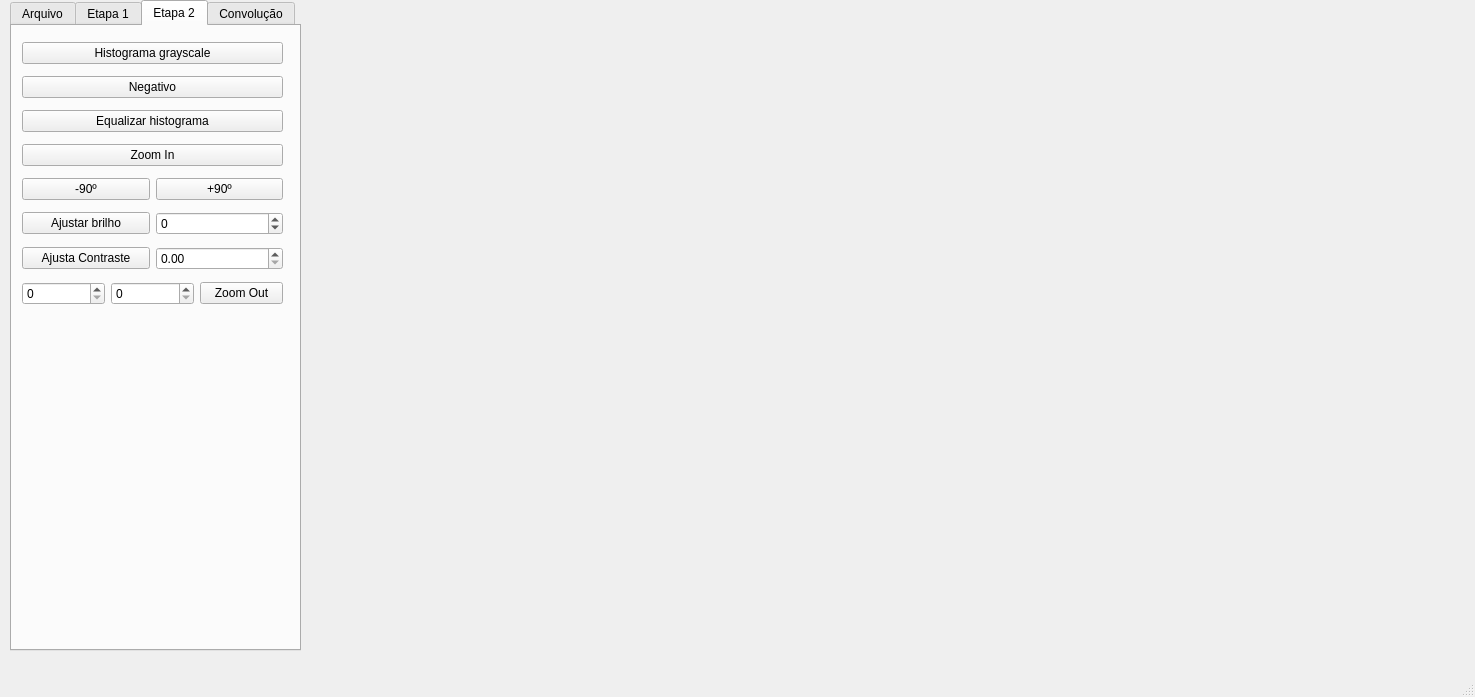
Qt form Photoshop/mainwindow.ui (elPedr0n/Photoshop_FPI) before a commit.
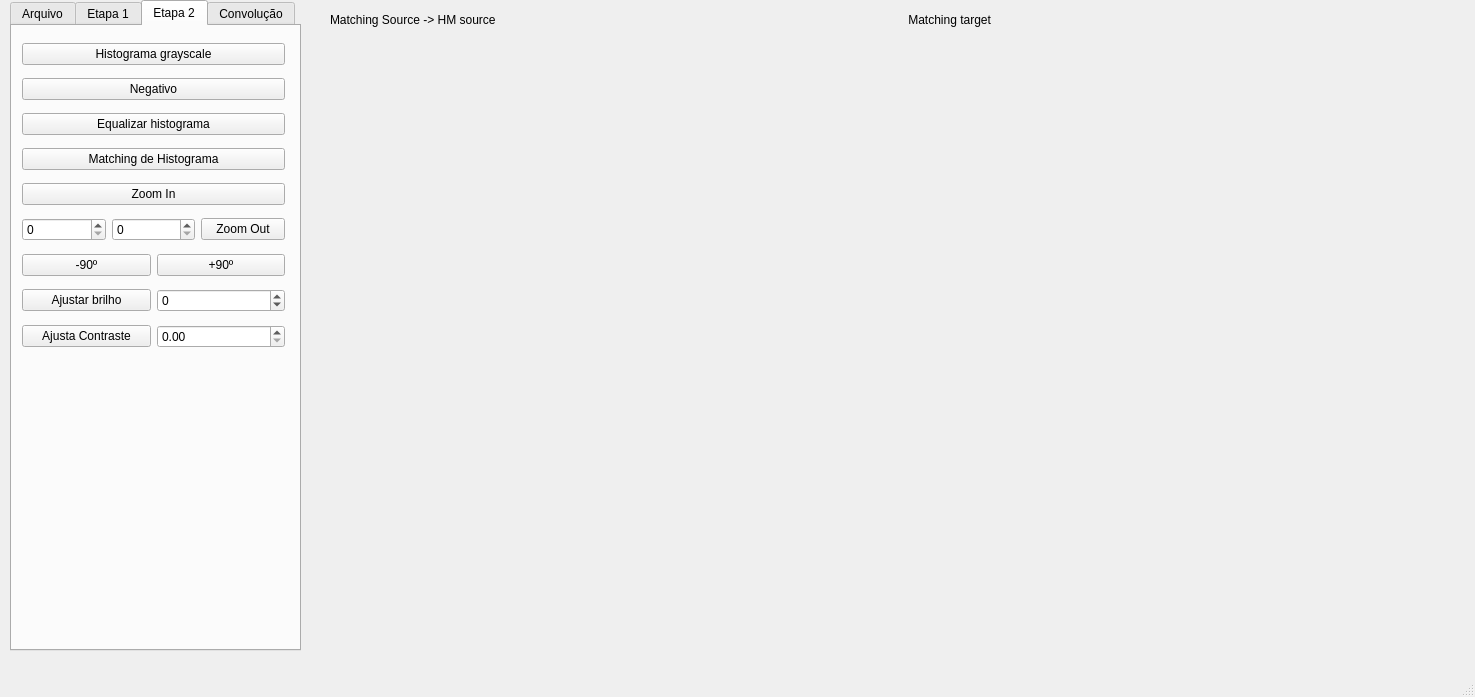
The same form after that commit. The open tabs and pages were chosen to show the change.

Commit message: Hist matching funcional

Diff of the .ui file:
```diff
--- a/Photoshop/mainwindow.ui
+++ b/Photoshop/mainwindow.ui
@@ -209,8 +209,8 @@
        <rect>
         <x>10</x>
         <y>10</y>
-        <width>261</width>
-        <height>281</height>
+        <width>263</width>
+        <height>321</height>
        </rect>
       </property>
       <layout class="QVBoxLayout" name="verticalLayout_3">
@@ -235,6 +235,13 @@
          </property>
         </widget>
        </item>
+       <item>
+        <widget class="QPushButton" name="hist_matching">
+         <property name="text">
+          <string>Matching de Histograma</string>
+         </property>
+        </widget>
+       </item>
        <item>
         <widget class="QPushButton" name="zoom_in">
          <property name="text">
@@ -242,6 +249,23 @@
          </property>
         </widget>
        </item>
+       <item>
+        <layout class="QHBoxLayout" name="horizontalLayout_4">
+         <item>
+          <widget class="QSpinBox" name="spinBox_2"/>
+         </item>
+         <item>
+          <widget class="QSpinBox" name="Sy"/>
+         </item>
+         <item>
+          <widget class="QPushButton" name="zoom_out">
+           <property name="text">
+            <string>Zoom Out</string>
+           </property>
+          </widget>
+         </item>
+        </layout>
+       </item>
        <item>
         <layout class="QHBoxLayout" name="horizontalLayout_5">
          <item>
@@ -298,23 +322,6 @@
          </item>
         </layout>
        </item>
-       <item>
-        <layout class="QHBoxLayout" name="horizontalLayout_4">
-         <item>
-          <widget class="QSpinBox" name="spinBox_2"/>
-         </item>
-         <item>
-          <widget class="QSpinBox" name="Sy"/>
-         </item>
-         <item>
-          <widget class="QPushButton" name="zoom_out">
-           <property name="text">
-            <string>Zoom Out</string>
-           </property>
-          </widget>
-         </item>
-        </layout>
-       </item>
       </layout>
      </widget>
     </widget>
@@ -453,6 +460,19 @@
      </widget>
     </widget>
    </widget>
+   <widget class="QLabel" name="label_2">
+    <property name="geometry">
+     <rect>
+      <x>330</x>
+      <y>10</y>
+      <width>1101</width>
+      <height>20</height>
+     </rect>
+    </property>
+    <property name="text">
+     <string>Matching Source -&gt; HM source                                                                                                                            Matching target</string>
+    </property>
+   </widget>
   </widget>
   <widget class="QMenuBar" name="menubar">
    <property name="geometry">
```
Left out of the diff: 2 changed lines with no effect on the pictures. The commit also changes 4 other files.
